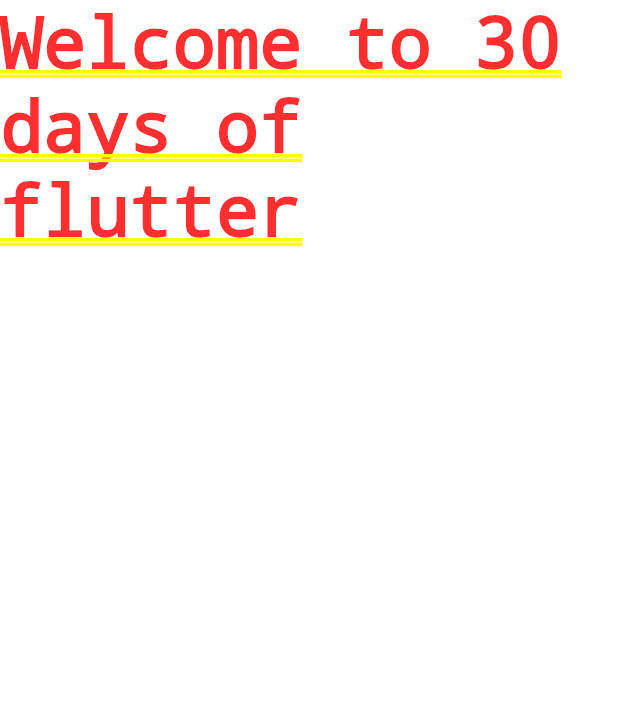
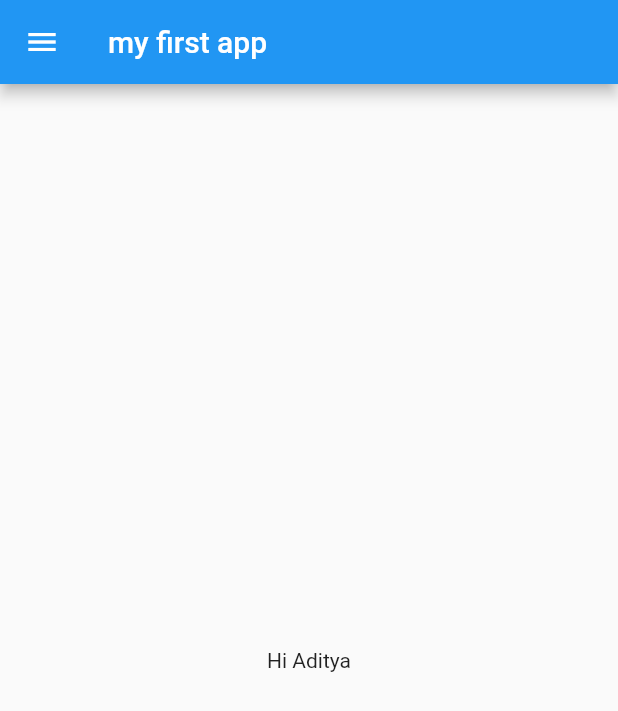
Before and after one commit to aditya8ait/FlutterProjects, a Flutter app: the screen it shows after launch, on a phone screen of 412 x 824 dp. Shown: the top 711 px of the screen. Run offline on Flutter 3.47's test engine with Material 2 defaults, Android fonts, the phone set to English and light mode, and no system bars.

Commit message:
day 2 completed

```diff
--- /dev/null
+++ b/lib/home_page.dart
@@ -0,0 +1,27 @@
+import 'package:flutter/material.dart';
+import 'package:project1/main.dart';
+
+import 'home_page.dart';
+
+void main() {
+  runApp(MyApp());
+}
+
+class HomePage extends StatelessWidget {
+  // const MyWidget({super.key});
+  final String name = "Aditya";
+  @override
+  Widget build(BuildContext context) {
+    return Scaffold(
+      appBar: AppBar(
+        title: Text("my first app"),
+      ),
+      body: Center(
+        child: Container(
+          child: Text("Hi ${name}"),
+        ),
+      ),
+      drawer: Drawer(),
+    );
+  }
+}
--- a/lib/main.dart
+++ b/lib/main.dart
@@ -1,4 +1,5 @@
 import 'package:flutter/material.dart';
+import 'package:project1/home_page.dart';
 
 void main() {
   runApp(const MyApp());
@@ -11,9 +12,7 @@ class MyApp extends StatelessWidget {
   @override
   Widget build(BuildContext context) {
     return MaterialApp(
-      home: Container(
-        child: Text("Welcome to 30 days of flutter"),
-      ),
+      home: HomePage(),
       // title: 'Flutter Demo',
       // theme: ThemeData(
       //   // This is the theme of your application.
```
